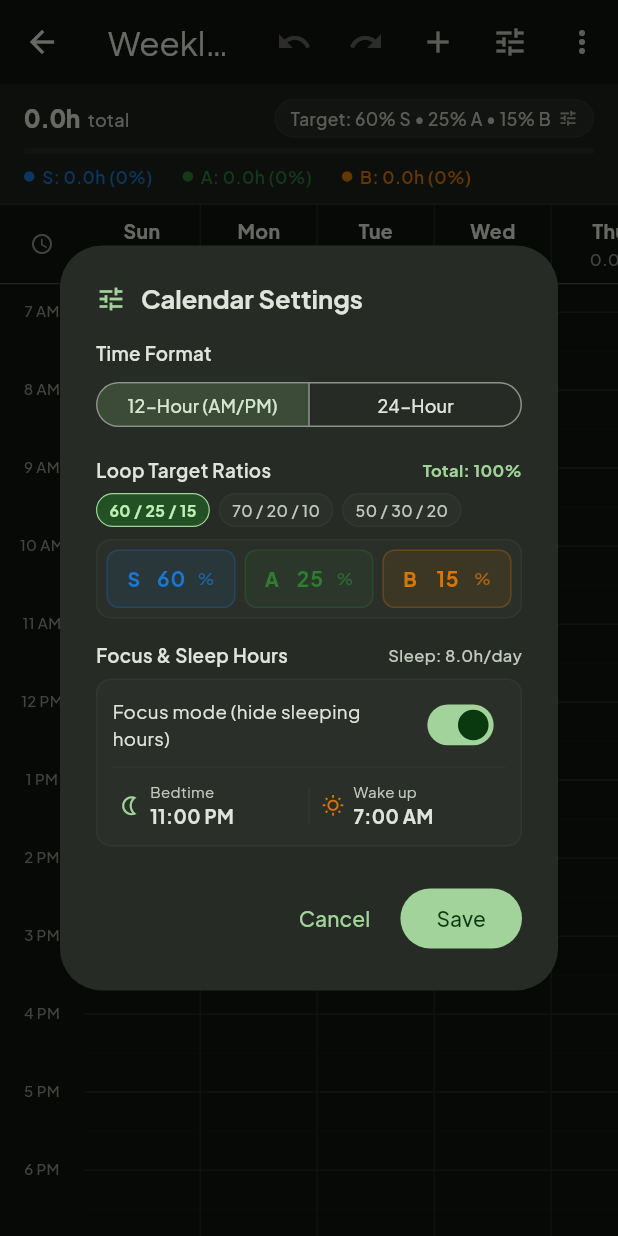
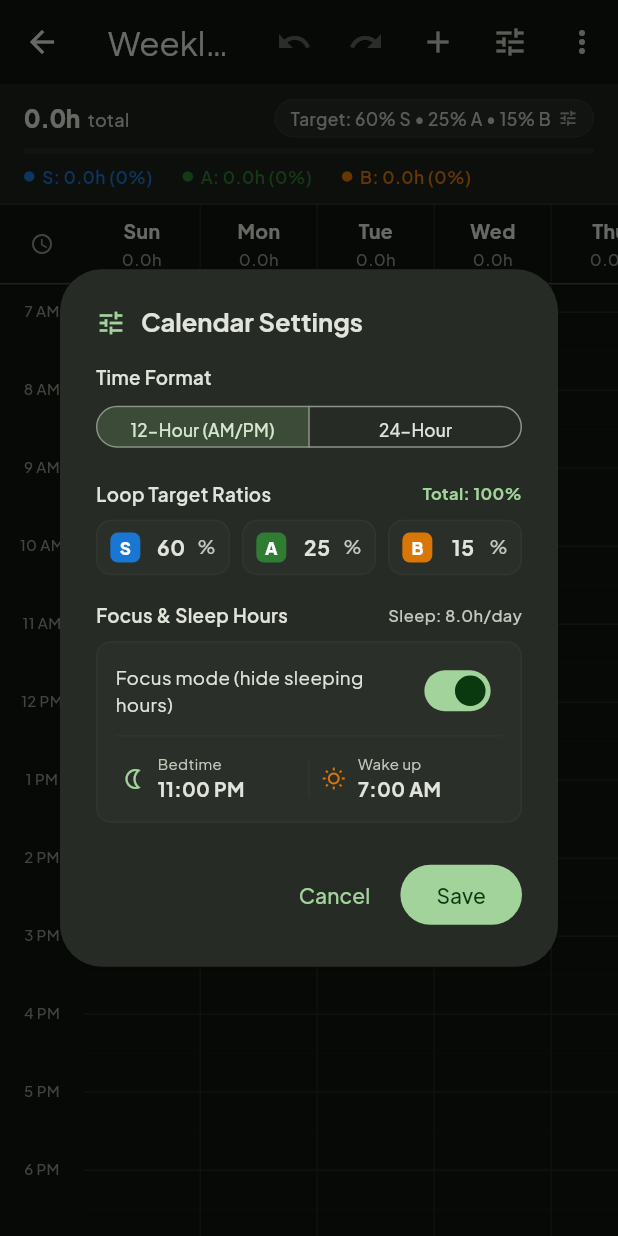
Before and after one commit to infernokairos/Kairos., a Flutter app: the WeekScheduleScreen screen opened directly with empty values, after a tap on an icon or button, on a phone screen of 412 x 824 dp. Run offline on Flutter 3.47's test engine with Material 3 defaults, Android fonts, the phone set to English and light mode, and no system bars; our stand-ins replace file_picker, google_fonts, shared_preferences, web; missing offline and left inert: dart:js_interop; accounts and stored records are empty.

Commit message:
fix: remove repetitive presets, simplify calendar settings with clean tier badges and un-cluttered cards

```diff
--- a/lib/widgets/calendar_settings_dialog.dart
+++ b/lib/widgets/calendar_settings_dialog.dart
@@ -129,31 +129,40 @@ class _CalendarSettingsDialogState extends State<_CalendarSettingsDialog> {
   }
 
   Widget _buildRatioField({
-    required String label,
-    required Color color,
+    required String letter,
+    required Color badgeColor,
     required TextEditingController controller,
     required ValueChanged<String> onChanged,
   }) {
+    final theme = Theme.of(context);
     return Expanded(
       child: Container(
-        padding: const EdgeInsets.symmetric(horizontal: 8, vertical: 4),
+        padding: const EdgeInsets.symmetric(horizontal: 8, vertical: 7),
         decoration: BoxDecoration(
-          color: color.withValues(alpha: 0.10),
-          borderRadius: BorderRadius.circular(8),
+          color: theme.colorScheme.surfaceContainerHighest.withValues(alpha: 0.35),
+          borderRadius: BorderRadius.circular(10),
           border: Border.all(
-            color: color.withValues(alpha: 0.25),
-            width: 1.0,
+            color: theme.colorScheme.outlineVariant.withValues(alpha: 0.25),
           ),
         ),
         child: Row(
           mainAxisAlignment: MainAxisAlignment.center,
           children: [
-            Text(
-              label,
-              style: TextStyle(
-                fontSize: 13,
+            Container(
+              width: 20,
+              height: 20,
+              decoration: BoxDecoration(
+                color: badgeColor,
+                borderRadius: BorderRadius.circular(5),
+              ),
+              alignment: Alignment.center,
+              child: Text(
+                letter,
+                style: const TextStyle(
+                  color: Colors.white,
+                  fontSize: 11.5,
                   fontWeight: FontWeight.w800,
-                color: color,
+                ),
               ),
             ),
             const SizedBox(width: 6),
@@ -163,15 +172,14 @@ class _CalendarSettingsDialogState extends State<_CalendarSettingsDialog> {
                 controller: controller,
                 keyboardType: TextInputType.number,
                 textAlign: TextAlign.center,
-                style: TextStyle(
+                style: const TextStyle(
                   fontSize: 14,
                   fontWeight: FontWeight.bold,
-                  color: color,
                 ),
                 decoration: const InputDecoration(
                   isDense: true,
                   border: InputBorder.none,
-                  contentPadding: EdgeInsets.symmetric(vertical: 4),
+                  contentPadding: EdgeInsets.zero,
                 ),
                 onChanged: onChanged,
               ),
@@ -179,54 +187,12 @@ class _CalendarSettingsDialogState extends State<_CalendarSettingsDialog> {
             Text(
               '%',
               style: TextStyle(
-                fontSize: 11,
-                fontWeight: FontWeight.w600,
-                color: color.withValues(alpha: 0.7),
+                fontSize: 12,
+                fontWeight: FontWeight.w500,
+                color: theme.colorScheme.onSurfaceVariant,
               ),
             ),
           ],
-        ),
-      ),
-    );
-  }
-
-  Widget _buildPresetPill(String label, int s, int a, int b) {
-    final isSelected = _targetS == s && _targetA == a && _targetB == b;
-    return InkWell(
-      onTap: () {
-        setState(() {
-          _targetS = s;
-          _targetA = a;
-          _targetB = b;
-          _sController.text = '$s';
-          _aController.text = '$a';
-          _bController.text = '$b';
-        });
-      },
-      borderRadius: BorderRadius.circular(12),
-      child: Container(
-        padding: const EdgeInsets.symmetric(horizontal: 8, vertical: 3),
-        decoration: BoxDecoration(
-          color: isSelected
-              ? Theme.of(context).colorScheme.primaryContainer
-              : Theme.of(context).colorScheme.surfaceContainerHighest.withValues(alpha: 0.5),
-          borderRadius: BorderRadius.circular(12),
-          border: Border.all(
-            color: isSelected
-                ? Theme.of(context).colorScheme.primary
-                : Theme.of(context).colorScheme.outlineVariant.withValues(alpha: 0.3),
-            width: 0.8,
-          ),
-        ),
-        child: Text(
-          label,
-          style: TextStyle(
-            fontSize: 10.5,
-            fontWeight: isSelected ? FontWeight.bold : FontWeight.w500,
-            color: isSelected
-                ? Theme.of(context).colorScheme.onPrimaryContainer
-                : Theme.of(context).colorScheme.onSurfaceVariant,
-          ),
         ),
       ),
     );
@@ -262,7 +228,7 @@ class _CalendarSettingsDialogState extends State<_CalendarSettingsDialog> {
             mainAxisSize: MainAxisSize.min,
             crossAxisAlignment: CrossAxisAlignment.stretch,
             children: [
-              // 1. Time Format (Clean, no checkmark)
+              // 1. Time Format (Clean, full-width segmented pill)
               const Text(
                 'Time Format',
                 style: TextStyle(fontSize: 12.5, fontWeight: FontWeight.w600),
@@ -270,7 +236,7 @@ class _CalendarSettingsDialogState extends State<_CalendarSettingsDialog> {
               const SizedBox(height: 6),
               SizedBox(
                 width: double.infinity,
-                height: 38,
+                height: 36,
                 child: SegmentedButton<bool>(
                   showSelectedIcon: false,
                   style: SegmentedButton.styleFrom(
@@ -280,11 +246,11 @@ class _CalendarSettingsDialogState extends State<_CalendarSettingsDialog> {
                   segments: const [
                     ButtonSegment<bool>(
                       value: false,
-                      label: Text('12-Hour (AM/PM)', style: TextStyle(fontSize: 12)),
+                      label: Text('12-Hour (AM/PM)', style: TextStyle(fontSize: 11.5)),
                     ),
                     ButtonSegment<bool>(
                       value: true,
-                      label: Text('24-Hour', style: TextStyle(fontSize: 12)),
+                      label: Text('24-Hour', style: TextStyle(fontSize: 11.5)),
                     ),
                   ],
                   selected: {_is24Hour},
@@ -293,9 +259,9 @@ class _CalendarSettingsDialogState extends State<_CalendarSettingsDialog> {
                   },
                 ),
               ),
-              const SizedBox(height: 16),
+              const SizedBox(height: 18),
 
-              // 2. Loop Target Percentages (Clean unified card with presets)
+              // 2. Loop Target Percentages (Zero repetition, clean unified inputs)
               Row(
                 mainAxisAlignment: MainAxisAlignment.spaceBetween,
                 children: [
@@ -308,7 +274,7 @@ class _CalendarSettingsDialogState extends State<_CalendarSettingsDialog> {
                   ),
                   const SizedBox(width: 8),
                   Text(
-                    isTotalValid ? 'Total: 100%' : 'Total: $targetsTotal% (must be 100%)',
+                    isTotalValid ? 'Total: 100%' : 'Total: $targetsTotal% (needs 100%)',
                     style: TextStyle(
                       fontSize: 11,
                       fontWeight: FontWeight.bold,
@@ -319,53 +285,30 @@ class _CalendarSettingsDialogState extends State<_CalendarSettingsDialog> {
                   ),
                 ],
               ),
-              const SizedBox(height: 6),
-              // Quick presets
-              Wrap(
-                spacing: 6,
-                runSpacing: 4,
-                children: [
-                  _buildPresetPill('60 / 25 / 15', 60, 25, 15),
-                  _buildPresetPill('70 / 20 / 10', 70, 20, 10),
-                  _buildPresetPill('50 / 30 / 20', 50, 30, 20),
-                ],
-              ),
               const SizedBox(height: 8),
-              // 3 clean ratio inputs in a unified container
-              Container(
-                padding: const EdgeInsets.all(6),
-                decoration: BoxDecoration(
-                  color: theme.colorScheme.surfaceContainerHighest.withValues(alpha: 0.35),
-                  borderRadius: BorderRadius.circular(10),
-                  border: Border.all(
-                    color: isTotalValid
-                        ? theme.colorScheme.outlineVariant.withValues(alpha: 0.3)
-                        : theme.colorScheme.error,
-                  ),
-                ),
-                child: Row(
+              Row(
                 children: [
                   _buildRatioField(
-                      label: 'S',
-                      color: const Color(0xFF1976D2),
+                    letter: 'S',
+                    badgeColor: const Color(0xFF1976D2),
                     controller: _sController,
                     onChanged: (v) {
                       setState(() => _targetS = int.tryParse(v.trim()) ?? 0);
                     },
                   ),
-                    const SizedBox(width: 6),
+                  const SizedBox(width: 8),
                   _buildRatioField(
-                      label: 'A',
-                      color: const Color(0xFF2E7D32),
+                    letter: 'A',
+                    badgeColor: const Color(0xFF2E7D32),
                     controller: _aController,
                     onChanged: (v) {
                       setState(() => _targetA = int.tryParse(v.trim()) ?? 0);
                     },
                   ),
-                    const SizedBox(width: 6),
+                  const SizedBox(width: 8),
                   _buildRatioField(
-                      label: 'B',
-                      color: const Color(0xFFD97706),
+                    letter: 'B',
+                    badgeColor: const Color(0xFFD97706),
                     controller: _bController,
                     onChanged: (v) {
                       setState(() => _targetB = int.tryParse(v.trim()) ?? 0);
@@ -373,10 +316,9 @@ class _CalendarSettingsDialogState extends State<_CalendarSettingsDialog> {
                   ),
                 ],
               ),
-              ),
-              const SizedBox(height: 16),
+              const SizedBox(height: 18),
 
-              // 3. Sleep & Focus Hours (Zero-bloat unified card)
+              // 3. Sleep & Focus Hours (Zero bloat, zero repetition)
               Row(
                 mainAxisAlignment: MainAxisAlignment.spaceBetween,
                 children: [
@@ -398,14 +340,14 @@ class _CalendarSettingsDialogState extends State<_CalendarSettingsDialog> {
                   ),
                 ],
               ),
-              const SizedBox(height: 6),
+              const SizedBox(height: 8),
               Container(
-                padding: const EdgeInsets.symmetric(horizontal: 10, vertical: 6),
+                padding: const EdgeInsets.symmetric(horizontal: 12, vertical: 8),
                 decoration: BoxDecoration(
                   color: theme.colorScheme.surfaceContainerHighest.withValues(alpha: 0.35),
                   borderRadius: BorderRadius.circular(10),
                   border: Border.all(
-                    color: theme.colorScheme.outlineVariant.withValues(alpha: 0.3),
+                    color: theme.colorScheme.outlineVariant.withValues(alpha: 0.25),
                   ),
                 ),
                 child: Column(
@@ -430,7 +372,7 @@ class _CalendarSettingsDialogState extends State<_CalendarSettingsDialog> {
                       ],
                     ),
                     if (_isFocusEnabled) ...[
-                      Divider(height: 8, color: theme.colorScheme.outlineVariant.withValues(alpha: 0.2)),
+                      Divider(height: 12, color: theme.colorScheme.outlineVariant.withValues(alpha: 0.2)),
                       const SizedBox(height: 2),
                       Row(
                         children: [
@@ -442,8 +384,8 @@ class _CalendarSettingsDialogState extends State<_CalendarSettingsDialog> {
                                 padding: const EdgeInsets.symmetric(vertical: 4, horizontal: 4),
                                 child: Row(
                                   children: [
-                                    Icon(Icons.nightlight_outlined, size: 15, color: theme.colorScheme.primary),
-                                    const SizedBox(width: 6),
+                                    Icon(Icons.nightlight_outlined, size: 16, color: theme.colorScheme.primary),
+                                    const SizedBox(width: 8),
                                     Column(
                                       crossAxisAlignment: CrossAxisAlignment.start,
                                       children: [
@@ -456,7 +398,7 @@ class _CalendarSettingsDialogState extends State<_CalendarSettingsDialog> {
                                         ),
                                         Text(
                                           bedtimeDisplay,
-                                          style: const TextStyle(fontSize: 12.5, fontWeight: FontWeight.bold),
+                                          style: const TextStyle(fontSize: 13, fontWeight: FontWeight.bold),
                                         ),
                                       ],
                                     ),
@@ -467,8 +409,8 @@ class _CalendarSettingsDialogState extends State<_CalendarSettingsDialog> {
                           ),
                           Container(
                             width: 1,
-                            height: 24,
-                            color: theme.colorScheme.outlineVariant.withValues(alpha: 0.3),
+                            height: 26,
+                            color: theme.colorScheme.outlineVariant.withValues(alpha: 0.25),
                           ),
                           Expanded(
                             child: InkWell(
@@ -478,8 +420,8 @@ class _CalendarSettingsDialogState extends State<_CalendarSettingsDialog> {
                                 padding: const EdgeInsets.symmetric(vertical: 4, horizontal: 8),
                                 child: Row(
                                   children: [
-                                    Icon(Icons.wb_sunny_outlined, size: 15, color: const Color(0xFFD97706)),
-                                    const SizedBox(width: 6),
+                                    const Icon(Icons.wb_sunny_outlined, size: 16, color: Color(0xFFD97706)),
+                                    const SizedBox(width: 8),
                                     Column(
                                       crossAxisAlignment: CrossAxisAlignment.start,
                                       children: [
@@ -492,7 +434,7 @@ class _CalendarSettingsDialogState extends State<_CalendarSettingsDialog> {
                                         ),
                                         Text(
                                           wakeDisplay,
-                                          style: const TextStyle(fontSize: 12.5, fontWeight: FontWeight.bold),
+                                          style: const TextStyle(fontSize: 13, fontWeight: FontWeight.bold),
                                         ),
                                       ],
                                     ),
```
Lines whose indentation alone changed are shown as unchanged.
